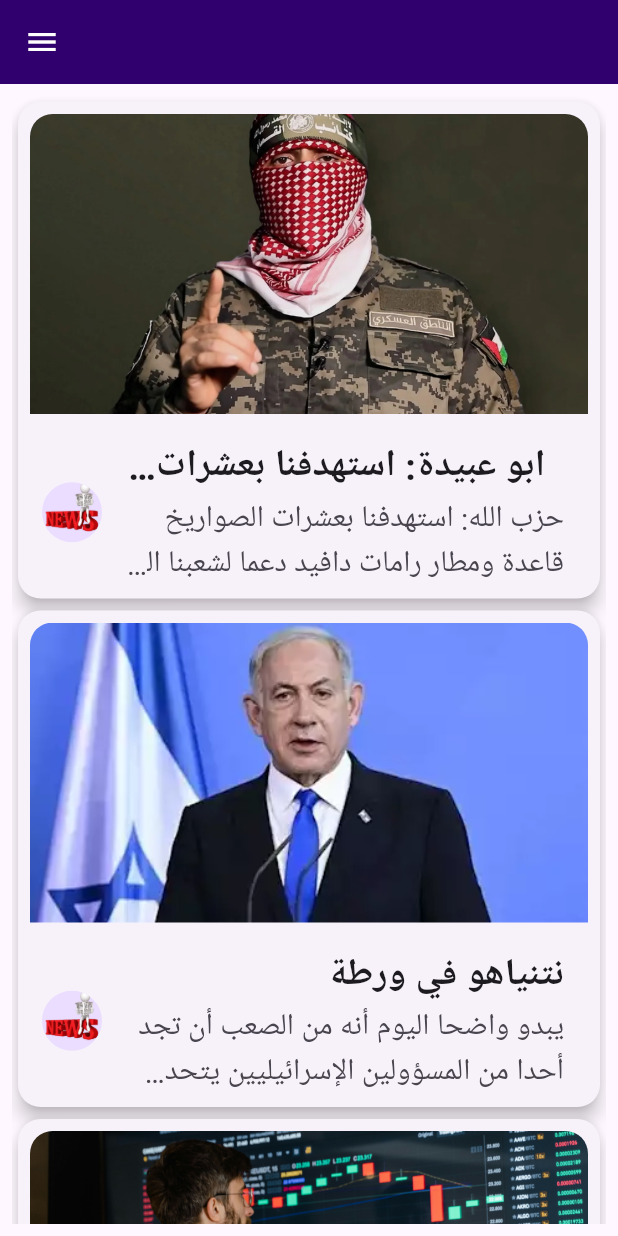
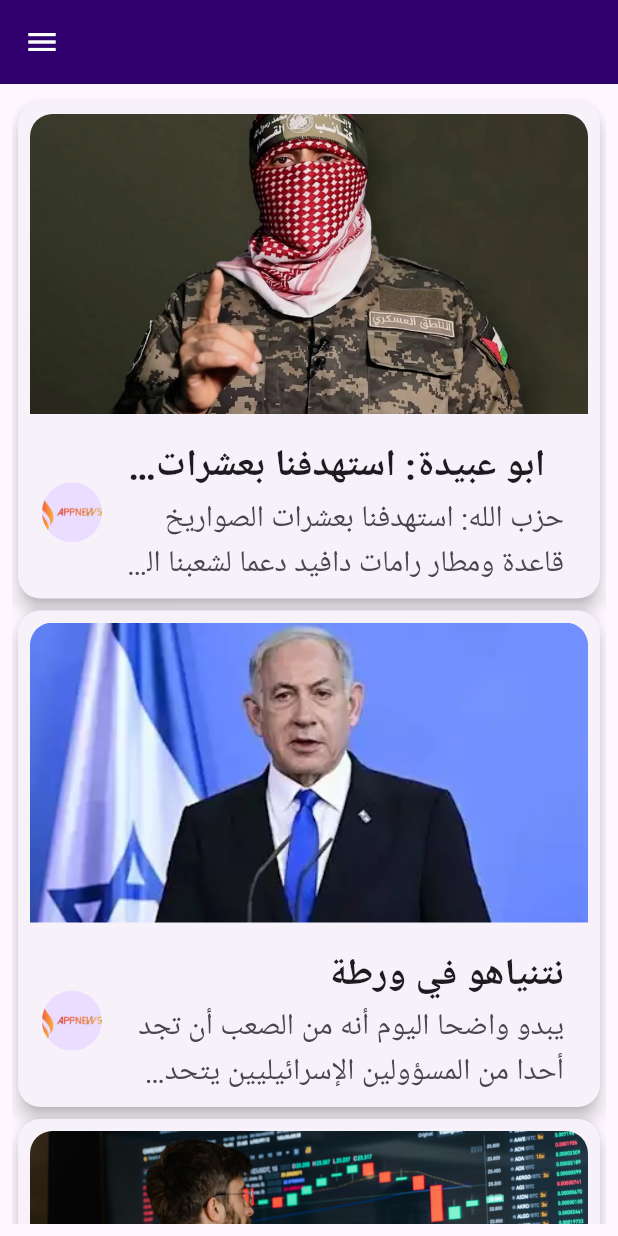
Before and after one commit to zico2m/ziconews, a Flutter app: the Homabasic screen opened directly, after a tap on "News", on a phone screen of 412 x 824 dp. Run offline on Flutter 3.47's test engine with Material 3 defaults, Android fonts, the phone set to English and light mode, and no system bars; our stand-ins replace font_awesome_flutter, get, get_storage, like_button, smooth_page_indicator; accounts and stored records are empty.

Commit message:
add image icon

```diff
--- a/lib/core/Conest.dart
+++ b/lib/core/Conest.dart
@@ -19,7 +19,8 @@ abstract class Images{
  static const profil="assets/Images/prof.jpg";
  static const back="assets/Images/pack.jpg";
  // static const icon="assets/Images/zico.png";
- static const icon="assets/Images/ccc.png";
+ static const icon="assets/Images/icon.png";
+ static const icon1="assets/Images/zico.jpg";
 
 
 
--- a/lib/core/Drawer.dart
+++ b/lib/core/Drawer.dart
@@ -2,6 +2,7 @@ import 'package:flutter/cupertino.dart';
 import 'package:flutter/material.dart';
 import 'package:get/get.dart';
 
+import 'Conest.dart';
 import 'Function.dart';
 
 class Drwer extends StatelessWidget {
@@ -28,7 +29,7 @@ class Drwer extends StatelessWidget {
                 style: TextStyle(),
               ),
               currentAccountPicture: CircleAvatar(
-                backgroundImage: AssetImage("images/z.jpg"),
+                backgroundImage: AssetImage(Images.Image1),
               ),
             )),
 
--- a/lib/view/Login/SinIn.dart
+++ b/lib/view/Login/SinIn.dart
@@ -1,5 +1,6 @@
 import 'package:flutter/material.dart';
 import 'package:get/get.dart';
+import 'package:ziconews/view/Login/LogIn.dart';
 import '../../Core/Conest.dart';
 import '../../controller/Logic_SInIn.dart';
 import '../Widgets/Widget.dart';
@@ -65,7 +66,7 @@ class Sinin extends StatelessWidget {
                   margin: EdgeInsets.only(top: 20, left: 50),
                   child: TextButton(
                       onPressed: () {
-                        Logic.Verificatoin();
+                        Get.to(LogInPage1());
                       },
                       child: Text(
                         "I have an acont",
--- a/lib/view/Screens/HomaBasic.dart
+++ b/lib/view/Screens/HomaBasic.dart
@@ -21,6 +21,8 @@ class Homabasic extends StatelessWidget {
       Home(),
       Profail(),
     ];
+
+
     return Scaffold(
       appBar: AppBar(
         actions: [
```
Also changed, not shown: assets/Images/icon.png (added), assets/Images/img.png (added), assets/Images/zico.jpg (added).
